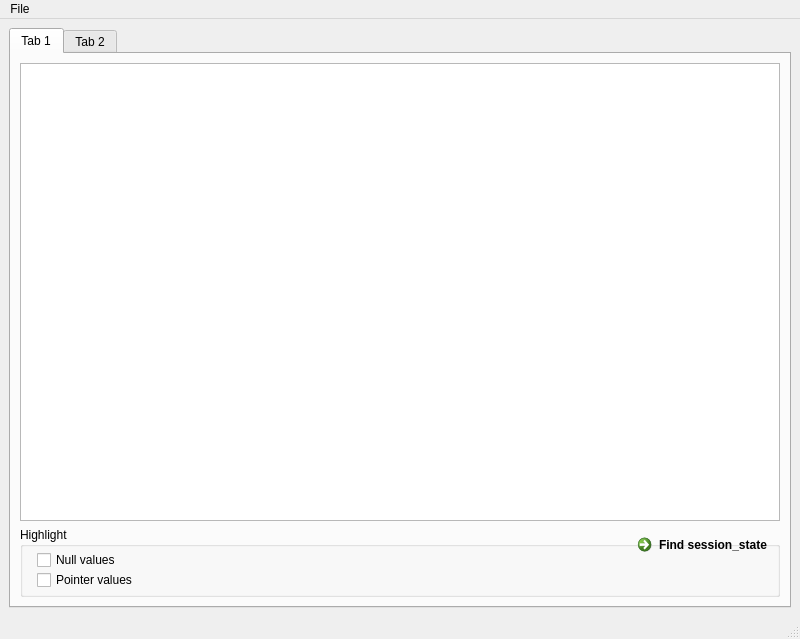
Qt form haystack/gui/gui.ui (trolldbois/python-haystack) before a commit.
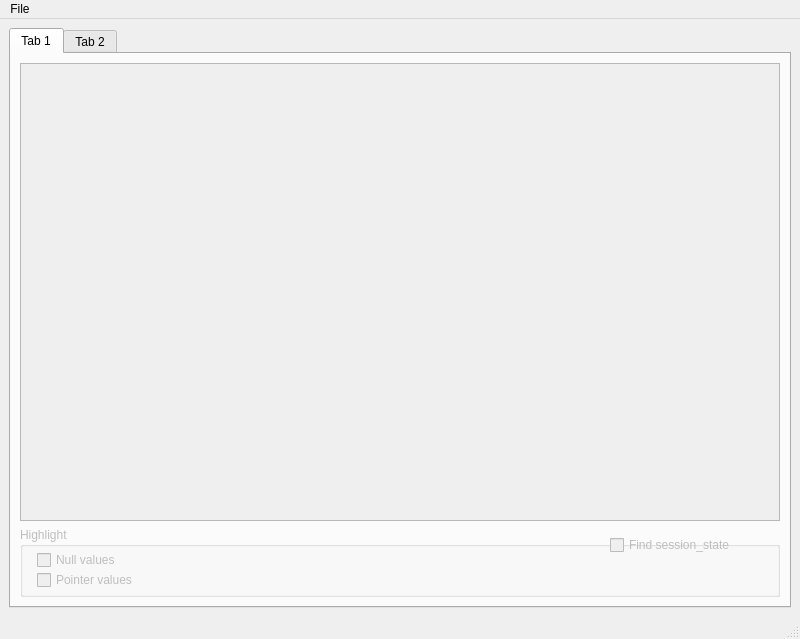
The same form after that commit.

Commit message: use the nice gui.ui with pyuic4 gui.ui > mainwindow.py

The edit to the form file:
```diff
--- a/haystack/gui/gui.ui
+++ b/haystack/gui/gui.ui
@@ -25,6 +25,9 @@
      <layout class="QVBoxLayout" name="verticalLayout">
       <item>
        <widget class="QTabWidget" name="tabWidget">
+        <property name="enabled">
+         <bool>true</bool>
+        </property>
         <property name="sizePolicy">
          <sizepolicy hsizetype="Expanding" vsizetype="Expanding">
           <horstretch>0</horstretch>
@@ -35,6 +38,9 @@
          <number>0</number>
         </property>
         <widget class="QWidget" name="tab">
+         <property name="enabled">
+          <bool>false</bool>
+         </property>
          <attribute name="title">
           <string>Tab 1</string>
          </attribute>
@@ -45,7 +51,7 @@
           <item row="1" column="0">
            <widget class="QGroupBox" name="groupBox">
             <property name="enabled">
-             <bool>true</bool>
+             <bool>false</bool>
             </property>
             <property name="sizePolicy">
              <sizepolicy hsizetype="Expanding" vsizetype="Expanding">
@@ -88,10 +94,13 @@
               <string>Pointer values</string>
              </property>
             </widget>
-            <widget class="QCommandLinkButton" name="show_search">
+            <widget class="QCheckBox" name="show_search">
+             <property name="enabled">
+              <bool>false</bool>
+             </property>
              <property name="geometry">
               <rect>
-               <x>610</x>
+               <x>590</x>
                <y>0</y>
                <width>161</width>
                <height>36</height>
```
Left out of the diff: 28 changed lines with no effect on the pictures. The commit also changes 4 other files.
